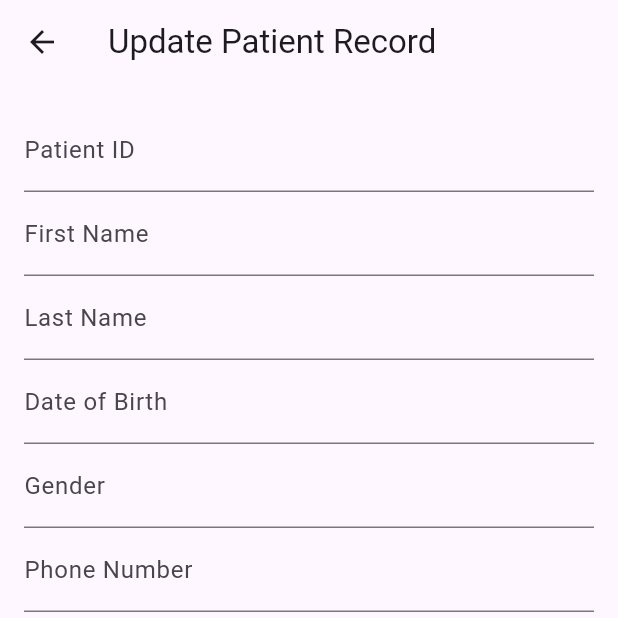
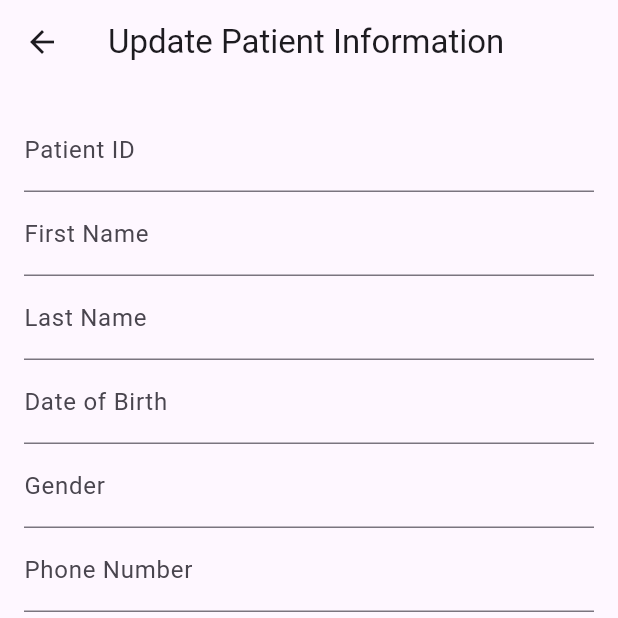
Before and after one commit to techwithAasish/HealthCareMilestone2, a Flutter app: the UpdatePatientRecord screen opened directly, on a phone screen of 412 x 824 dp, the top half of it. Run offline on Flutter 3.47's test engine with Material 3 defaults, Android fonts, the phone set to English and light mode, and no system bars.

Commit message:
modified in update patient record

```diff
--- a/lib/screens/updatePatientRecord.dart
+++ b/lib/screens/updatePatientRecord.dart
@@ -31,7 +31,7 @@ class _AddPatientRecordState extends State<UpdatePatientRecord> {
   Widget build(BuildContext context) {
     return Scaffold(
       appBar: AppBar(
-        title: const Text('Update Patient Record'),
+        title: const Text('Update Patient Information'),
       ),
       body: Padding(
         padding: const EdgeInsets.all(16.0),
```
